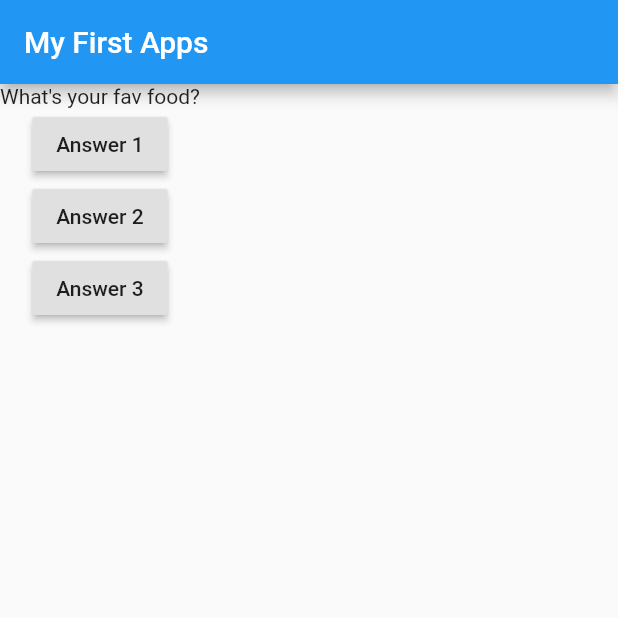
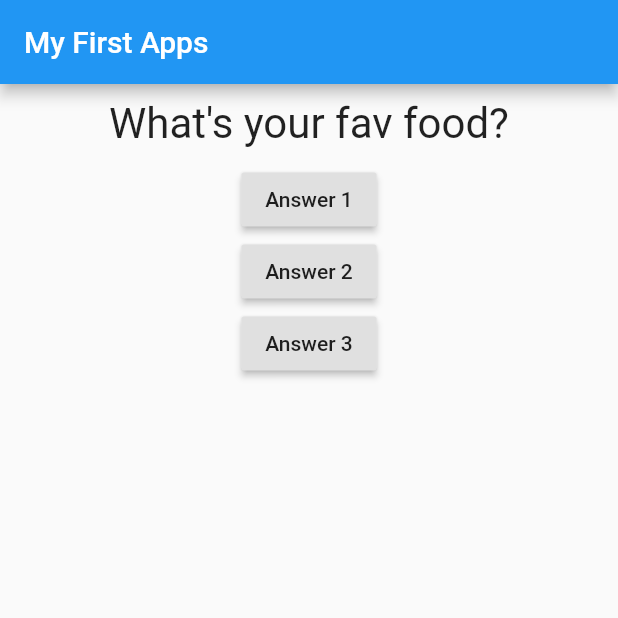
Before and after one commit to hanani14/Flutter-Training, a Flutter app: the screen it shows after launch, on a phone screen of 412 x 824 dp, the top half of it. Run offline on Flutter 3.47's test engine with Material 2 defaults, Android fonts, the light colour scheme and no system bars.

Commit message:
first styling & layouting steps

```diff
--- a/fluttertraining/lib/question.dart
+++ b/fluttertraining/lib/question.dart
@@ -7,6 +7,11 @@
 
   @override
   Widget build(BuildContext context) {
-    return Text(questionText);
+    return Container(
+      width: double.infinity,
+      margin: EdgeInsets.all(10),
+      child: Text(questionText,
+          style: TextStyle(fontSize: 28), textAlign: TextAlign.center),
+    );
   }
 }
```
